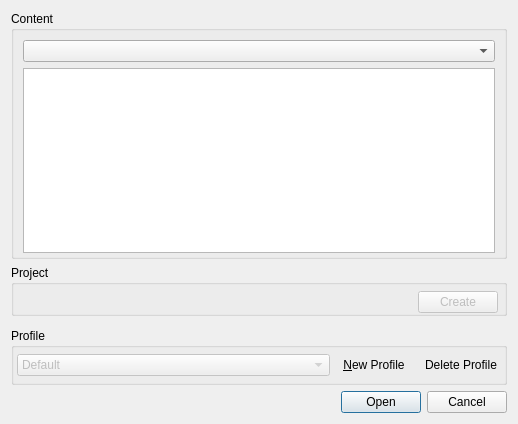
Qt form files/ui/datafilespage.ui (OpenMW/openmw) before a commit.
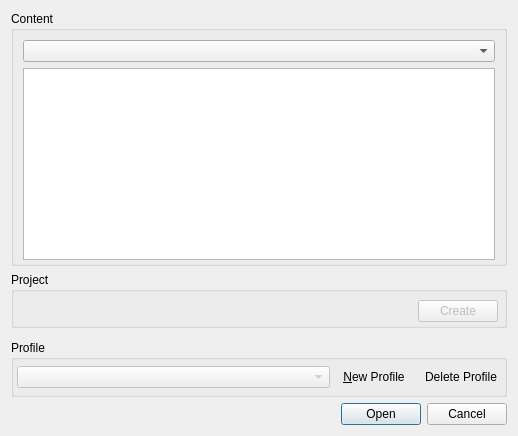
The same form after that commit. Icons and pictures are not drawn. Custom widgets are drawn as their Qt base class.

Patch:
```diff
--- a/files/ui/datafilespage.ui
+++ b/files/ui/datafilespage.ui
@@ -7,7 +7,7 @@
     <x>0</x>
     <y>0</y>
     <width>518</width>
-    <height>424</height>
+    <height>436</height>
    </rect>
   </property>
   <property name="sizePolicy">
@@ -242,11 +242,6 @@
           <verstretch>0</verstretch>
          </sizepolicy>
         </property>
-        <item>
-         <property name="text">
-          <string>Default</string>
-         </property>
-        </item>
        </widget>
       </item>
       <item>
```
